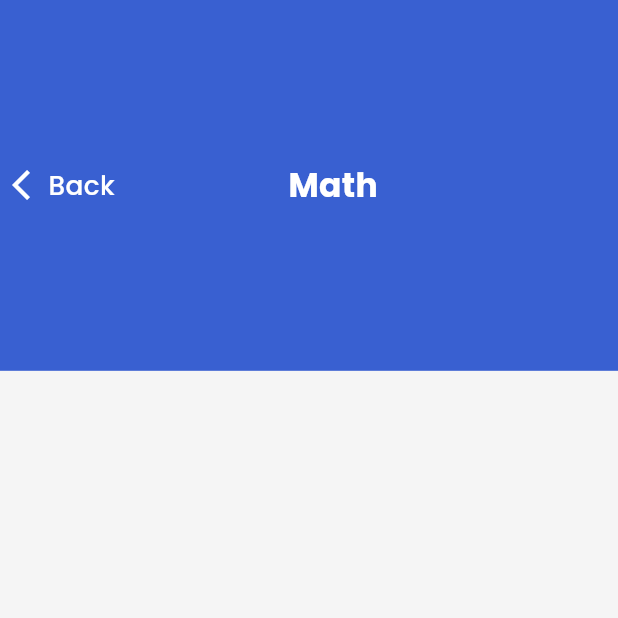
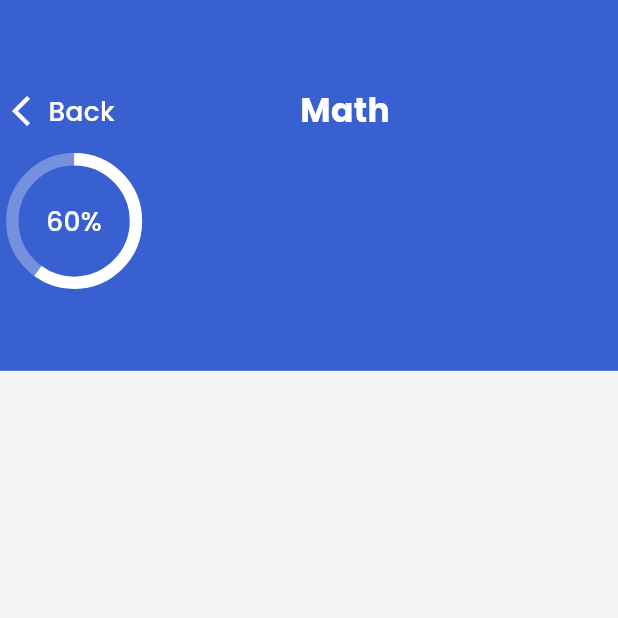
Before and after one commit to ArslanXXQazi/Your-Diary, a Flutter app: the SubjectDetailView screen opened by its route, on a phone screen of 412 x 824 dp, the top half of it. Run offline on Flutter 3.47's test engine with Material 3 defaults, Android fonts, the phone set to English and light mode, and no system bars; our stand-ins replace get, google_fonts, lottie.

Commit message:
Update subject_detail_view.dart

```diff
--- a/lib/src/views/botom_nav_view/diary_view/subject_detail_view.dart
+++ b/lib/src/views/botom_nav_view/diary_view/subject_detail_view.dart
@@ -24,7 +24,6 @@ class SubjectDetailView extends StatelessWidget {
               mainAxisAlignment: MainAxisAlignment.center,
               children: [
                Row(
-                 mainAxisAlignment: MainAxisAlignment.spaceBetween,
                  children: [
                  GestureDetector(
                    onTap: (){Get.back();},
@@ -35,16 +34,52 @@ class SubjectDetailView extends StatelessWidget {
                      ],)
                    ],),
                  ),
-                 BlackText(
-                   text: "Math",
-                   fontSize: 20,
-                   textColor: Colors.white,
-                   fontWeight: FontWeight.w700,
+                 Padding(
+                   padding: EdgeInsets.only(left: screenWidth*.3),
+                   child: BlackText(
+                     text: "Math",
+                     fontSize: 20,
+                     textColor: Colors.white,
+                     fontWeight: FontWeight.w700,
+                   ),
                  ),
-                 BlackText(
-                   text: "xxxx",
-                   textColor: Colors.transparent,
-                 ),
+               ],),
+               SizedBox(height: screenHeight*.02),
+               Row(
+                 children: [
+                   Stack(
+                     children: [
+                       SizedBox(
+                         height: screenWidth * 0.2,
+                         width: screenWidth * 0.2,
+                         child: CircularProgressIndicator(
+                           value: 0.6,
+                           valueColor: AlwaysStoppedAnimation<Color>(Colors.white),
+                           backgroundColor: Colors.white.withOpacity(.3),
+                           strokeWidth: screenWidth * 0.02,
+                         ),
+                       ),
+                       Positioned(
+                         left: 0,
+                         right: 0,
+                         top: 0,
+                         bottom: 0,
+                         child: Center(
+                           child: BlackText(
+                             text: "60%",
+                             fontSize: 16,
+                             textColor: Colors.white,
+                             fontWeight: FontWeight.w500,
+                           ),
+                         ),
+                       ),
+                     ],
+                   ),
+                 ],
+               ),
+               SizedBox(width: screenWidth*.03),
+               Column(children: [
+
                ],)
               ],
             ),
```
